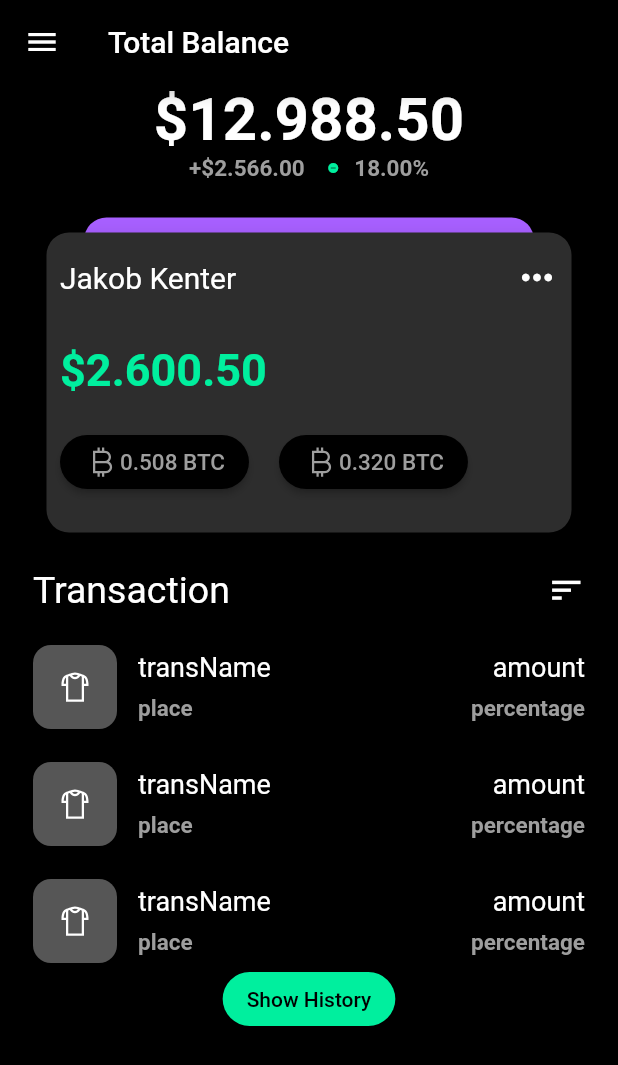
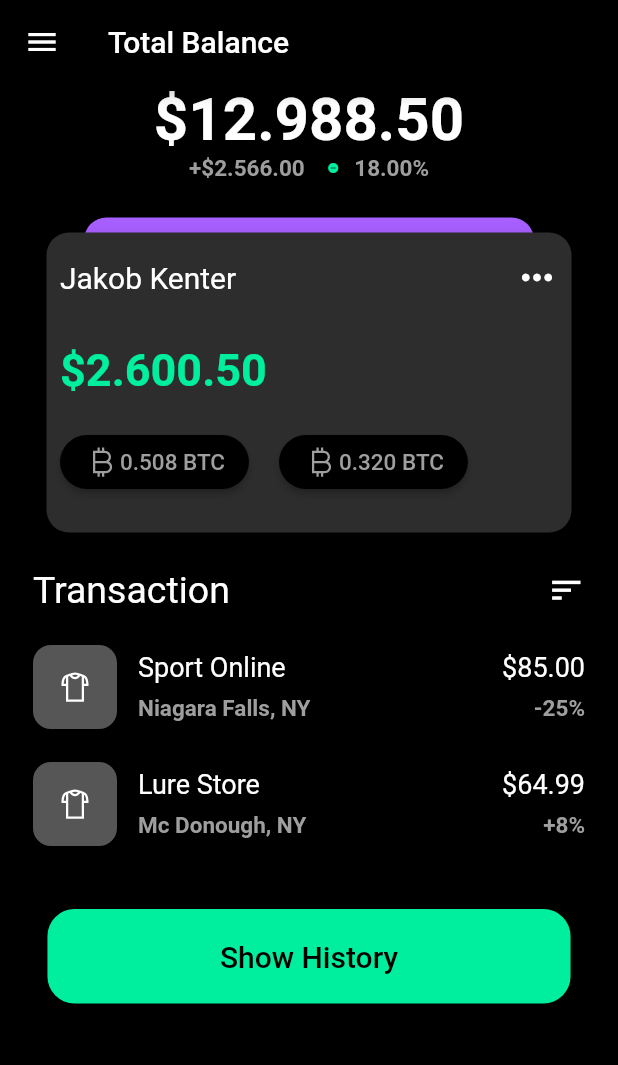
Before and after one commit to VishalAsodariya/trading_app, a Flutter app: the HomePage screen opened directly, on a phone screen of 412 x 824 dp. Shown: the top 1065 px of the screen. Run offline on Flutter 3.47's test engine with Material 2 defaults, Android fonts, the phone set to English and light mode, and no system bars; our stand-ins replace line_icons; missing offline and left inert: dart:ffi; project files that could hold a hidden picture were left out.

Commit message:
Created Trading App

```diff
--- a/lib/home.dart
+++ b/lib/home.dart
@@ -268,45 +268,45 @@ class _HomePageState extends State<HomePage> {
               Padding(
                 padding: const EdgeInsets.all(22.0),
                 child: TransactionHistory(
-                    transName: 'transName',
-                    amount: 'amount',
-                    place: 'place',
-                    percentage: 'percentage'),
+                    transName: 'Sport Online',
+                    amount: '\$85.00',
+                    place: 'Niagara Falls, NY',
+                    percentage: '-25%'),
               ),
               Padding(
                 padding: const EdgeInsets.only(
                     left: 22.0, right: 22.0, bottom: 22.0),
                 child: TransactionHistory(
-                    transName: 'transName',
-                    amount: 'amount',
-                    place: 'place',
-                    percentage: 'percentage'),
+                    transName: 'Lure Store',
+                    amount: '\$64.99',
+                    place: 'Mc Donough, NY',
+                    percentage: '+8%'),
               ),
-              Padding(
-                padding: const EdgeInsets.only(left: 22.0, right: 22.0),
-                child: TransactionHistory(
-                    transName: 'transName',
-                    amount: 'amount',
-                    place: 'place',
-                    percentage: 'percentage'),
-              ),
-              ElevatedButton(
-                  style: ButtonStyle(
-                    shape: MaterialStateProperty.all<RoundedRectangleBorder>(
-                      RoundedRectangleBorder(
-                        borderRadius: BorderRadius.circular(18.0),
-                      ),
+              Container(
+                margin: EdgeInsets.all(20),
+                child: ElevatedButton(
+                  style: TextButton.styleFrom(
+                    backgroundColor: Color(0xFF00ef9e),
+                    padding: EdgeInsets.only(
+                      left: 115,
+                      right: 115,
+                      top: 20,
+                      bottom: 20,
                     ),
-                    backgroundColor:
-                        MaterialStateProperty.all<Color>(Color(0xFF00ef9e)),
+                    shape: RoundedRectangleBorder(
+                      borderRadius: BorderRadius.circular(18),
+                    ),
                   ),
                   onPressed: () {},
                   child: Text(
                     "Show History",
                     style: TextStyle(
                       color: Colors.black,
+                      fontSize: 20,
                     ),
-                  ))
+                  ),
+                ),
+              ),
             ],
           ),
         ),
--- a/lib/main.dart
+++ b/lib/main.dart
@@ -1,7 +1,10 @@
 import 'package:flutter/material.dart';
 import 'package:trading_app/Onbording.dart';
 
+import 'detail_save.dart';
+import 'transaction_card.dart';
 import 'transaction_history.dart';
+import 'card.dart';
 
 void main() {
   runApp(const MyApp());
```
Also changed, not shown: lib/card.dart (added, +44 -0 lines), lib/categories.dart (+100 -1 lines), lib/detail_save.dart (added, +107 -0 lines), lib/transaction_card.dart (added, +74 -0 lines), pubspec.yaml (line endings or trailing spaces).
